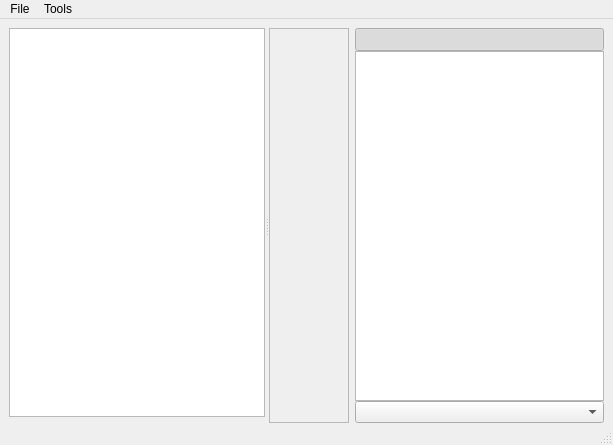
Above: ui/MainWindow.ui from ImageProcessing-ElectronicPublications/scantailor-deviant before the change. Below: the same form after it.
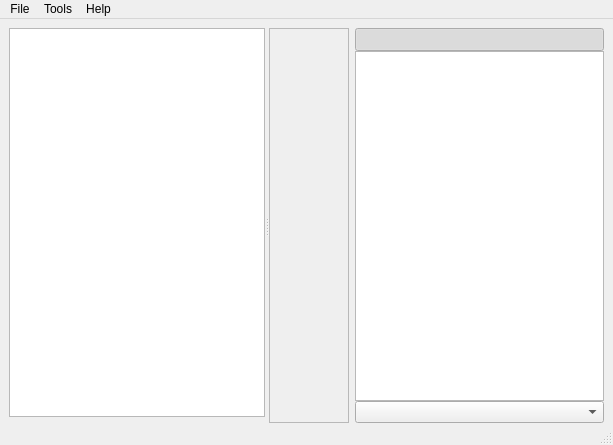
That is the form after the change. Icons and pictures are not drawn. Custom widgets are drawn as their Qt base class.

Commit message: "About" dialog.

What changed in the file:
```diff
--- a/ui/MainWindow.ui
+++ b/ui/MainWindow.ui
@@ -207,8 +207,15 @@
     <addaction name="separator"/>
     <addaction name="actionQuit"/>
    </widget>
+   <widget class="QMenu" name="menuHelp">
+    <property name="title">
+     <string>Help</string>
+    </property>
+    <addaction name="actionAbout"/>
+   </widget>
    <addaction name="menuFile"/>
    <addaction name="menuDebug"/>
+   <addaction name="menuHelp"/>
   </widget>
   <widget class="QStatusBar" name="statusBar"/>
   <action name="actionDebug">
```
Left out of the diff: 6 changed lines with no effect on the pictures. The commit also changes 5 other files.
